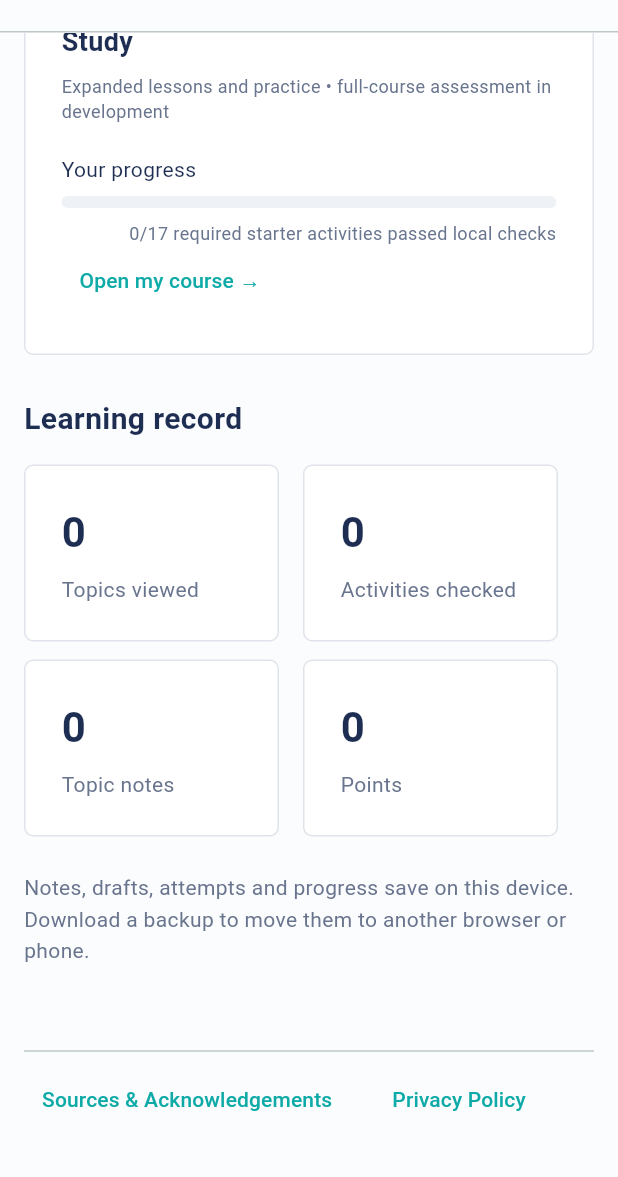
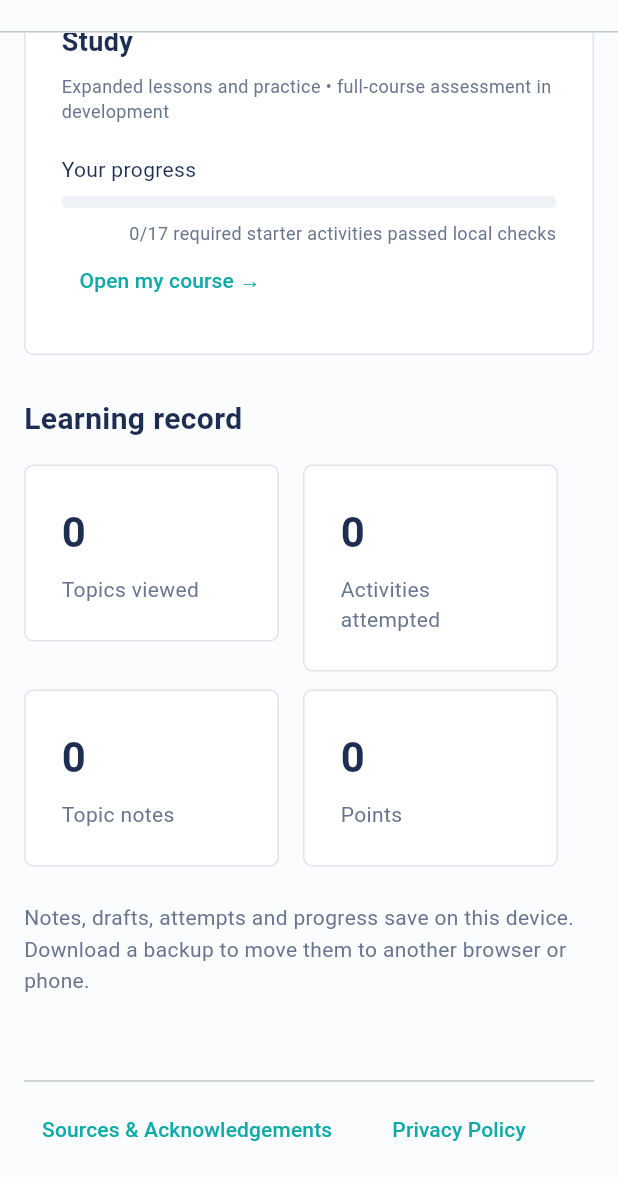
Before and after one commit to cyberokasha-dev/Bajinka-Academy, a Flutter app: the screen it shows after launch, scrolled down 419 dp, on a phone screen of 412 x 824 dp, the part 59-1236 px from its top. Run offline on Flutter 3.47's test engine with Material 3 defaults, Android fonts, the phone set to English and light mode, and no system bars; our stand-ins replace file_picker, flutter_local_notifications, pdf, printing, shared_preferences, web and 1 more; missing offline and left inert: dart:js_interop, dart:ui_web; Roboto replaces fonts that are missing (Arial).

Commit message:
Count later topic practice in the dashboard learning record

```diff
--- a/apps/learner/lib/main.dart
+++ b/apps/learner/lib/main.dart
@@ -73,7 +73,7 @@ class _LearnerShellState extends State<LearnerShell> {
     const SizedBox(height: 16), surface(Column(crossAxisAlignment: CrossAxisAlignment.stretch, children: [
       const Text('Python Foundations: Independent Study', style: TextStyle(fontSize: 18, fontWeight: FontWeight.w700)), const SizedBox(height: 8), Text('Expanded lessons and practice • full-course assessment in development', style: TextStyle(fontSize: 12, color: muted)), const SizedBox(height: 20), const Text('Your progress'), const SizedBox(height: 8), LinearProgressIndicator(value: store.progress, minHeight: 8, backgroundColor: store.dark ? const Color(0xff334155) : const Color(0xffeef2f6), borderRadius: BorderRadius.circular(8)), const SizedBox(height: 8), Text('${store.completedCount}/${store.requiredCount} required starter activities passed local checks', textAlign: TextAlign.right, style: TextStyle(fontSize: 12, color: muted)), Align(alignment: Alignment.centerLeft, child: TextButton(onPressed: () => select('My Course'), child: const Text('Open my course →'))),
     ])), const SizedBox(height: 28), const Text('Learning record', style: TextStyle(fontSize: 20, fontWeight: FontWeight.w700)), const SizedBox(height: 16),
-    Wrap(spacing: 16, runSpacing: 12, children: [metric('Topics viewed', store.countStage('viewed')), metric('Activities checked', store.completedCount), metric('Topic notes', store.notesCount), metric('Points', store.points)]),
+    Wrap(spacing: 16, runSpacing: 12, children: [metric('Topics viewed', store.countStage('viewed')), metric('Activities attempted', exercises.where((e)=>store.attempts[e.id]?.isNotEmpty == true).length), metric('Topic notes', store.notesCount), metric('Points', store.points)]),
     if (store.weak.isNotEmpty) panel('Your revision queue', '${store.weak.length} topics to revisit. Resolve a topic after reviewing its example and explaining it in your own words.', onTap: () => select('Revision'), label: 'Review topics →'),
     const SizedBox(height: 24), Text('Notes, drafts, attempts and progress save on this device. Download a backup to move them to another browser or phone.', style: TextStyle(color: muted, height: 1.5)),
   ]);
```
